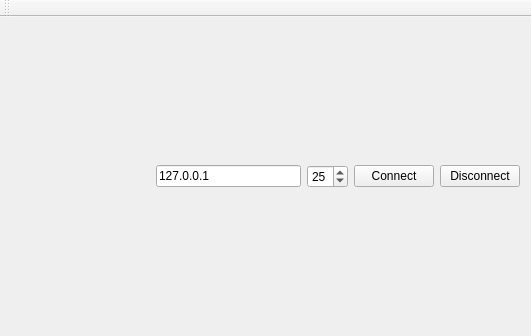
First picture: the form in mainwindow.ui, repository asvitenkov/AIPOS_LAB3_CLIENT, before the edit.
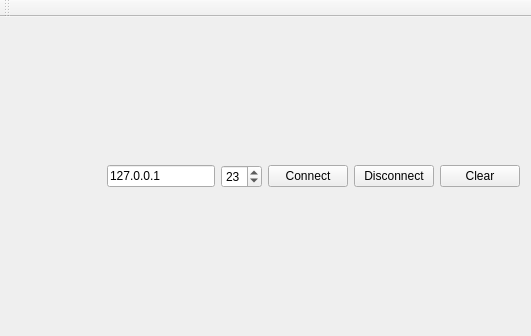
Second picture: the form after the edit.

Diff of the .ui file:
```diff
--- a/mainwindow.ui
+++ b/mainwindow.ui
@@ -42,7 +42,7 @@
         <item>
          <widget class="QSpinBox" name="serverPort">
           <property name="value">
-           <number>25</number>
+           <number>23</number>
           </property>
          </widget>
         </item>
@@ -60,6 +60,13 @@
           </property>
          </widget>
         </item>
+        <item>
+         <widget class="QPushButton" name="clearButton">
+          <property name="text">
+           <string>Clear</string>
+          </property>
+         </widget>
+        </item>
        </layout>
       </item>
      </layout>
```
